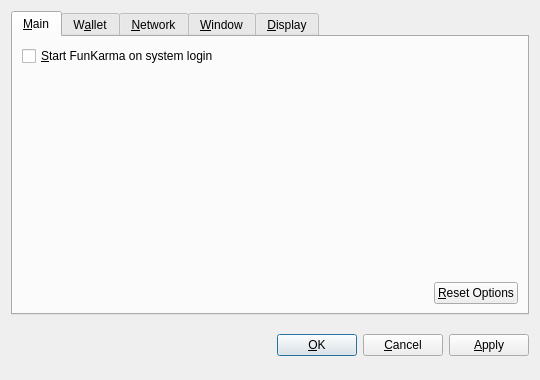
The window that src/qt/forms/optionsdialog.ui (CriticalNix/FunKarmaCoin) describes before a commit, drawn with Qt 5.
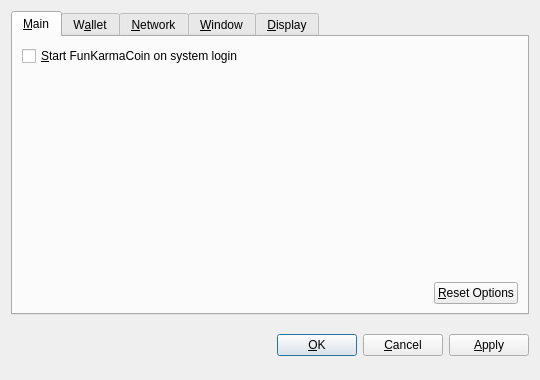
The same window after the commit. Custom widgets are drawn as their Qt base class.

What changed in the file:
```diff
--- a/src/qt/forms/optionsdialog.ui
+++ b/src/qt/forms/optionsdialog.ui
@@ -36,7 +36,7 @@
           <string>Automatically start FunKarma after logging in to the system.</string>
          </property>
          <property name="text">
-          <string>&amp;Start FunKarma on system login</string>
+          <string>&amp;Start FunKarmaCoin on system login</string>
          </property>
         </widget>
        </item>
```
Left out of the diff: 10 changed lines with no effect on the pictures.
